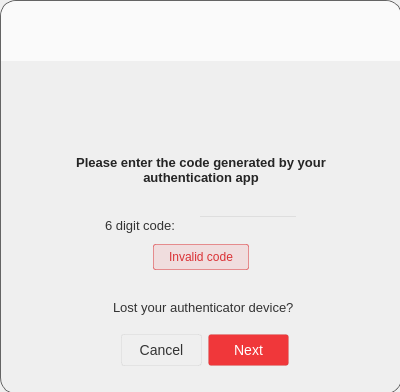
Above: src/MEGASync/gui/win/GuestWidget.ui from meganz/MEGAsync before the change. Below: the same form after it.
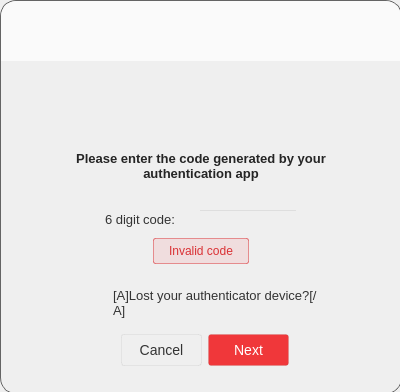
That is the form after the change. Icons and pictures are not drawn.

Commit message: Update ui strings and source translation file

Diff of the .ui file:
```diff
--- a/src/MEGASync/gui/win/GuestWidget.ui
+++ b/src/MEGASync/gui/win/GuestWidget.ui
@@ -2588,7 +2588,7 @@
                <cursorShape>PointingHandCursor</cursorShape>
               </property>
               <property name="text">
-               <string>Lost your authenticator device?</string>
+               <string>[A]Lost your authenticator device?[/A]</string>
               </property>
               <property name="textFormat">
                <enum>Qt::RichText</enum>
```
The commit also changes 3 other files.
